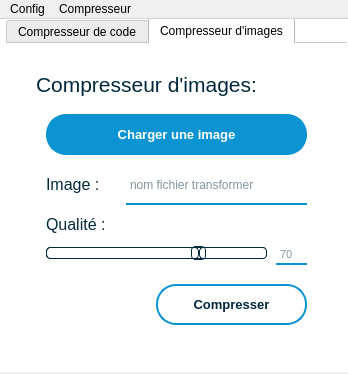
Qt form Minifier/mainwindow.ui (Minifier/Minifier) before a commit.
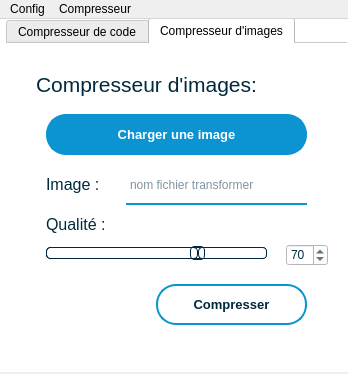
The same form after that commit. The open tabs and pages were chosen to show the change. Icons and pictures are not drawn.

Diff of the .ui file:
```diff
--- a/Minifier/mainwindow.ui
+++ b/Minifier/mainwindow.ui
@@ -548,6 +548,9 @@
 border-radius: 4px;
 }</string>
       </property>
+      <property name="maximum">
+       <number>100</number>
+      </property>
       <property name="value">
        <number>70</number>
       </property>
@@ -555,45 +558,7 @@
        <enum>Qt::Horizontal</enum>
       </property>
      </widget>
-     <widget class="QTextEdit" name="qualityField">
-      <property name="geometry">
-       <rect>
-        <x>270</x>
-        <y>200</y>
-        <width>31</width>
-        <height>21</height>
-       </rect>
-      </property>
-      <property name="font">
-       <font>
-        <pointsize>8</pointsize>
-       </font>
-      </property>
-      <property name="styleSheet">
-       <string notr="true">QTextEdit{
-background-color:#fff;
-border:0 solid #0b94d1;
-border-bottom: 2px solid #0b94d1;
-}</string>
-      </property>
-      <property name="verticalScrollBarPolicy">
-       <enum>Qt::ScrollBarAlwaysOff</enum>
-      </property>
-      <property name="horizontalScrollBarPolicy">
-       <enum>Qt::ScrollBarAlwaysOff</enum>
-      </property>
-      <property name="html">
-       <string>&lt;!DOCTYPE HTML PUBLIC &quot;-//W3C//DTD HTML 4.0//EN&quot; &quot;http://www.w3.org/TR/REC-html40/strict.dtd&quot;&gt;
-&lt;html&gt;&lt;head&gt;&lt;meta name=&quot;qrichtext&quot; content=&quot;1&quot; /&gt;&lt;style type=&quot;text/css&quot;&gt;
-p, li { white-space: pre-wrap; }
-&lt;/style&gt;&lt;/head&gt;&lt;body style=&quot; font-family:'MS Shell Dlg 2'; font-size:8pt; font-weight:400; font-style:normal;&quot;&gt;
-&lt;p align=&quot;center&quot; style=&quot;-qt-paragraph-type:empty; margin-top:0px; margin-bottom:0px; margin-left:0px; margin-right:0px; -qt-block-indent:0; text-indent:0px;&quot;&gt;&lt;br /&gt;&lt;/p&gt;&lt;/body&gt;&lt;/html&gt;</string>
-      </property>
-      <property name="placeholderText">
-       <string>70</string>
-      </property>
-     </widget>
-     <widget class="QTextBrowser" name="fileName">
+     <widget class="QTextEdit" name="fileName">
       <property name="geometry">
        <rect>
         <x>120</x>
@@ -619,6 +584,22 @@
        <string>nom fichier transformer</string>
       </property>
      </widget>
+     <widget class="QSpinBox" name="qualtiySpinBox">
+      <property name="geometry">
+       <rect>
+        <x>280</x>
+        <y>200</y>
+        <width>42</width>
+        <height>22</height>
+       </rect>
+      </property>
+      <property name="maximum">
+       <number>100</number>
+      </property>
+      <property name="value">
+       <number>70</number>
+      </property>
+     </widget>
     </widget>
    </widget>
   </widget>
```
Left out of the diff: 10 changed lines with no effect on the pictures.
